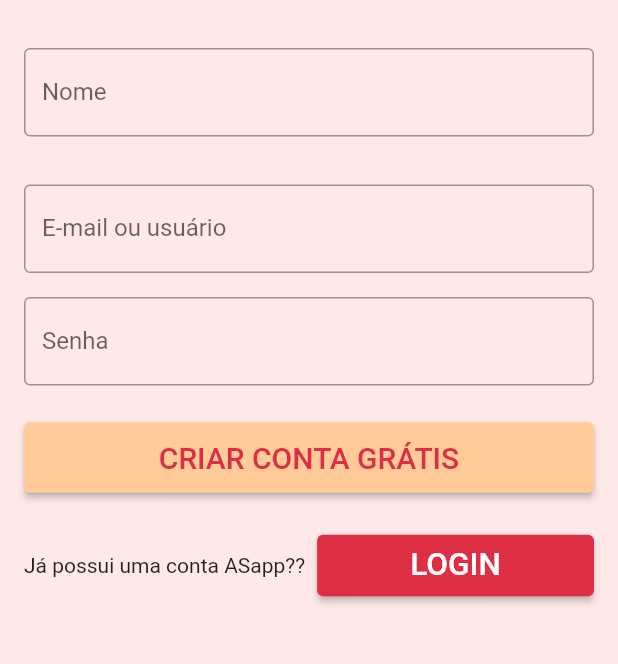
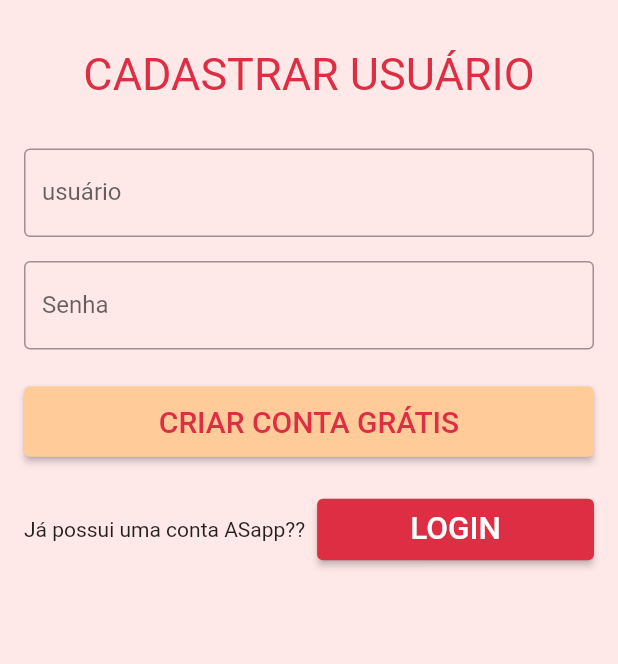
Before and after one commit to DudaSSilva/AS_APP, a Flutter app: the CadastroPage screen opened directly, on a phone screen of 412 x 824 dp, the part 372-1036 px from its top. Run offline on Flutter 3.47's test engine with Material 2 defaults, Android fonts, the phone set to English and light mode, and no system bars; our stand-ins replace fluentui_icons, image_picker, shared_preferences, sqflite, table_calendar, url_launcher_web; missing offline and left inert: image_picker_for_web; accounts and stored records are empty.

```diff
--- a/lib/data/dao/usuario_dao.dart
+++ b/lib/data/dao/usuario_dao.dart
@@ -1,5 +1,5 @@
-import 'package:asapp/domain/usuario.dart';
 import 'package:sqflite/sqflite.dart';
+import '../../domain/usuario.dart';
 import '../helper/user_db_helper.dart';
 
 class UsuarioDao {
@@ -16,7 +16,7 @@ class UsuarioDao {
     Database db = await dbHelper.initDB();
 
     String sql = 'SELECT * '
-        'FROM user '
+        'FROM USUARIO '
         'WHERE username = ? AND password = ?;';
 
     final result = await db.rawQuery(sql, [user, password]);
--- a/lib/data/helper/conteudos_db_helper.dart
+++ b/lib/data/helper/conteudos_db_helper.dart
@@ -6,7 +6,7 @@ class DBHelper {
 
   initDB() async {
     String databasePath = await getDatabasesPath();
-    String path = join(databasePath, "conteudos.db");
+    String path = join(databasePath, "conteudos4.db");
     Database database = await openDatabase(path,version: 1, onCreate: onCreate);
 
     print(path);
--- a/lib/domain/pacote_conquistas.dart
+++ b/lib/domain/pacote_conquistas.dart
@@ -1,4 +1,3 @@
-
 import 'package:flutter/cupertino.dart';
 
 class PacoteConquistas {
--- a/lib/pages/login/cadastro_page.dart
+++ b/lib/pages/login/cadastro_page.dart
@@ -1,3 +1,6 @@
+import 'package:asapp/domain/usuario.dart';
+
+import '../../data/dao/usuario_dao.dart';
 import '../pacote_telaPrincipal.dart';
 import 'package:flutter/material.dart';
 import 'login_page.dart';
@@ -13,6 +16,7 @@ class _CadastroPageState extends State<CadastroPage> {
   TextEditingController userController = TextEditingController();
   TextEditingController userNameController = TextEditingController();
   TextEditingController passwordController = TextEditingController();
+  TextEditingController emailController = TextEditingController();
 
   final _formKey = GlobalKey<FormState>();
 
@@ -21,7 +25,13 @@ class _CadastroPageState extends State<CadastroPage> {
     return SafeArea(
       child: Scaffold(
         backgroundColor: const Color(0xFFFFE8E8),
-          body: Padding(
+        body: buildBody(),
+      ),
+    );
+  }
+
+  buildBody() {
+    return Padding(
       padding: const EdgeInsets.all(16),
       child: Form(
         key: _formKey,
@@ -37,19 +47,13 @@ class _CadastroPageState extends State<CadastroPage> {
                 fit: BoxFit.fitHeight,
               ),
               const SizedBox(height: 32),
-                    TextFormField(
-                      controller: userNameController,
-                      autovalidateMode: AutovalidateMode.onUserInteraction,
-                      validator: (value) {
-                        if (value == null || value.isEmpty) {
-                          return 'Campo nome obrigatório';
-                        }
-                      },
-                      decoration: const InputDecoration(
-                        border: OutlineInputBorder(),
-                        labelText: 'Nome',
+              const Text(
+                  'CADASTRAR USUÁRIO',
+                textAlign: TextAlign.center,
+                style: TextStyle(
+                  fontSize: 30,
+                  color: Color(0xFFDD2E44),
                 ),
-                      cursorColor: Color(0xFFDD2E44),
               ),
               const SizedBox(height: 32),
               TextFormField(
@@ -57,12 +61,13 @@ class _CadastroPageState extends State<CadastroPage> {
                 autovalidateMode: AutovalidateMode.onUserInteraction,
                 validator: (value) {
                   if (value == null || value.isEmpty) {
-                          return 'Campo e-mail obrigatório';
+                    return 'Campo usuário obrigatório';
                   }
+                  return null;
                 },
                 decoration: const InputDecoration(
                   border: OutlineInputBorder(),
-                        labelText: 'E-mail ou usuário',
+                  labelText: 'usuário',
                 ),
                 cursorColor: Color(0xFFDD2E44),
               ),
@@ -76,6 +81,7 @@ class _CadastroPageState extends State<CadastroPage> {
                   } else if (value.length < 9) {
                     return 'A senha deve conter o mínimo de 8 dígitos';
                   }
+                  return null;
                 },
                 obscureText: true,
                 decoration: const InputDecoration(
@@ -88,7 +94,7 @@ class _CadastroPageState extends State<CadastroPage> {
               ElevatedButton(
                 style:
                 ElevatedButton.styleFrom(primary: Color(0xFFFFCC99)),
-                      onPressed: entrar,
+                onPressed: onPressedRegister,
                 child: const Padding(
                   padding: EdgeInsets.symmetric(vertical: 12.0),
                   child: Text(
@@ -131,7 +137,6 @@ class _CadastroPageState extends State<CadastroPage> {
           ),
         ),
       ),
-          )),
     );
   }
 
@@ -146,7 +151,35 @@ class _CadastroPageState extends State<CadastroPage> {
     );
   }
 
-  void entrar() {
+  // onPressed() async {
+  //   if (_formKey.currentState!.validate()) {
+  //     String usuarioDigitado = userController.text;
+  //     String senhaDigitada = passwordController.text;
+  //
+  //     Usuario usuario = Usuario(usuario: usuarioDigitado, senha: senhaDigitada);
+  //     await UsuarioDao().salvarUser(usuario: usuario);
+  //
+  //     showSnackBar('Usuário foi salvo com sucesso!');
+  //     Navigator.pop(context);
+  //
+  //   } else {
+  //     showSnackBar("Erro na validação");
+  //   }
+  // }
+
+  showSnackBar(String msg) {
+    final snackBar = SnackBar(
+      behavior: SnackBarBehavior.floating,
+      margin: const EdgeInsets.symmetric(
+        vertical: 80,
+        horizontal: 32,
+      ),
+      content: Text(msg),
+    );
+    ScaffoldMessenger.of(context).showSnackBar(snackBar);
+  }
+
+  void onPressedRegister() {
     Navigator.push(
       context,
       MaterialPageRoute(
@@ -156,5 +189,4 @@ class _CadastroPageState extends State<CadastroPage> {
       ),
     );
   }
-
 }
--- a/lib/pages/login/login_page.dart
+++ b/lib/pages/login/login_page.dart
@@ -1,5 +1,6 @@
 import 'package:flutter/material.dart';
 import '../../data/dao/usuario_dao.dart';
+import '../../data/shared_prefs_helper.dart';
 import 'cadastro_page.dart';
 import '../pacote_telaPrincipal.dart';
 import 'redefinirSenha_page.dart';
@@ -249,7 +250,7 @@ class _LoginPageState extends State<LoginPage> {
     );
   }
 
-  onPressedLogin() async {
+  Future<void> onPressedLogin() async {
     if (_formKey.currentState!.validate()) {
       String user = userController.text;
       String pass = passwordController.text;
@@ -258,6 +259,7 @@ class _LoginPageState extends State<LoginPage> {
       bool resultado = await UsuarioDao().autenticar(user: user, password: pass);
 
       if (resultado) {
+        SharedPrefsHelper().login();
         // Push para pag de login
         Navigator.pushReplacement(
           context,
```
Also changed, not shown: lib/data/helper/tarefas_db_helper.dart (+32 -0 lines), lib/pages/pacote_telaPrincipal.dart (+63 -26 lines), lib/pages/tips/dica4_page.dart (+18 -18 lines). Lines whose indentation alone changed are shown as unchanged.
